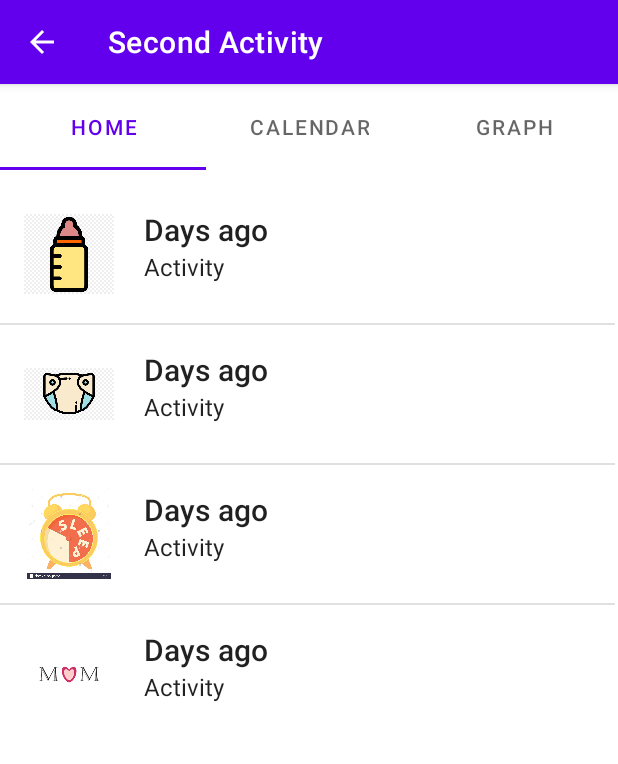
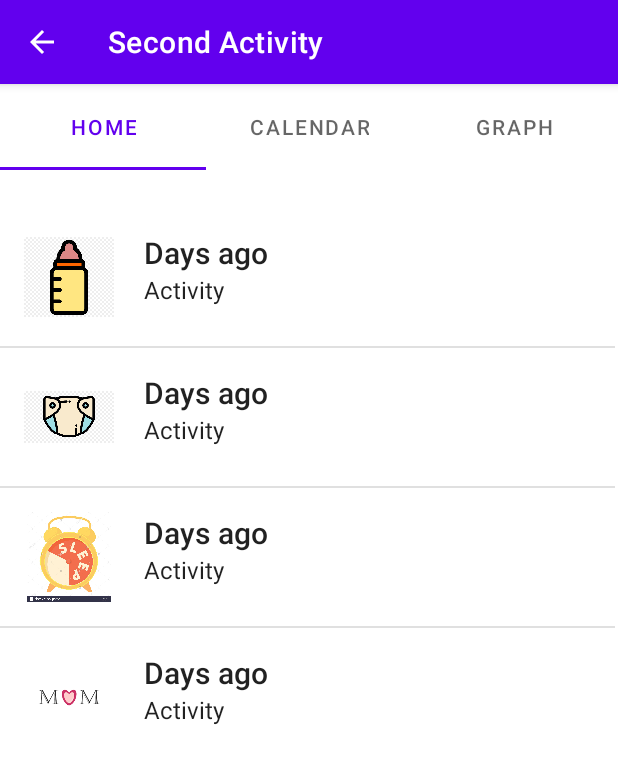
Before and after one commit to GeMath18/Baby_Manager, an Android app: the HomeFragment screen opened directly, with no data from a screen before it, on a phone screen of 412 x 824 dp. Shown: the top 764 px of the screen. Run offline under Robolectric (Android 15) with nearby library versions, the phone set to English and light mode, and no system bars.

Commit message:
list view is working

```diff
--- a/app/src/main/res/layout/fragment_home.xml
+++ b/app/src/main/res/layout/fragment_home.xml
@@ -9,5 +9,6 @@
         android:id="@+id/menu_listView"
         android:layout_width="match_parent"
         android:layout_height="wrap_content"
+        android:layout_marginTop="15dp"
         />
 </FrameLayout>
```
